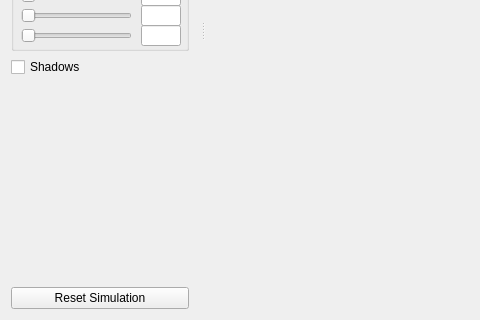
First picture: the form in src/mainwindow.ui, repository mravella/hair, before the edit; both pictures show x 0 to 480 and y 280 to 600 of the 900 by 600 pixel window.
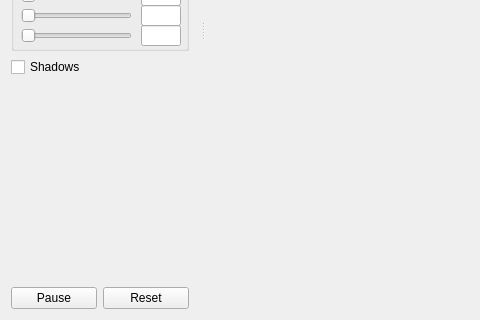
Second picture: the form after the edit.

Commit message: added pause button

What changed in the file:
```diff
--- a/src/mainwindow.ui
+++ b/src/mainwindow.ui
@@ -394,11 +394,28 @@
       </widget>
      </item>
      <item>
+      <layout class="QHBoxLayout" name="horizontalLayout">
+       <item>
+        <widget class="QPushButton" name="pauseButton">
+         <property name="text">
+          <string>Pause</string>
+         </property>
+        </widget>
+       </item>
+       <item>
       <widget class="QPushButton" name="buttonResetSim">
+         <property name="maximumSize">
+          <size>
+           <width>16777215</width>
+           <height>16777215</height>
+          </size>
+         </property>
        <property name="text">
-        <string>Reset Simulation</string>
-       </property>
-      </widget>
+          <string>Reset</string>
+         </property>
+        </widget>
+       </item>
+      </layout>
      </item>
     </layout>
    </widget>
```
Left out of the diff: 2 changed lines with no effect on the pictures. Lines whose indentation alone changed are shown as unchanged. The commit also changes 4 other files.
